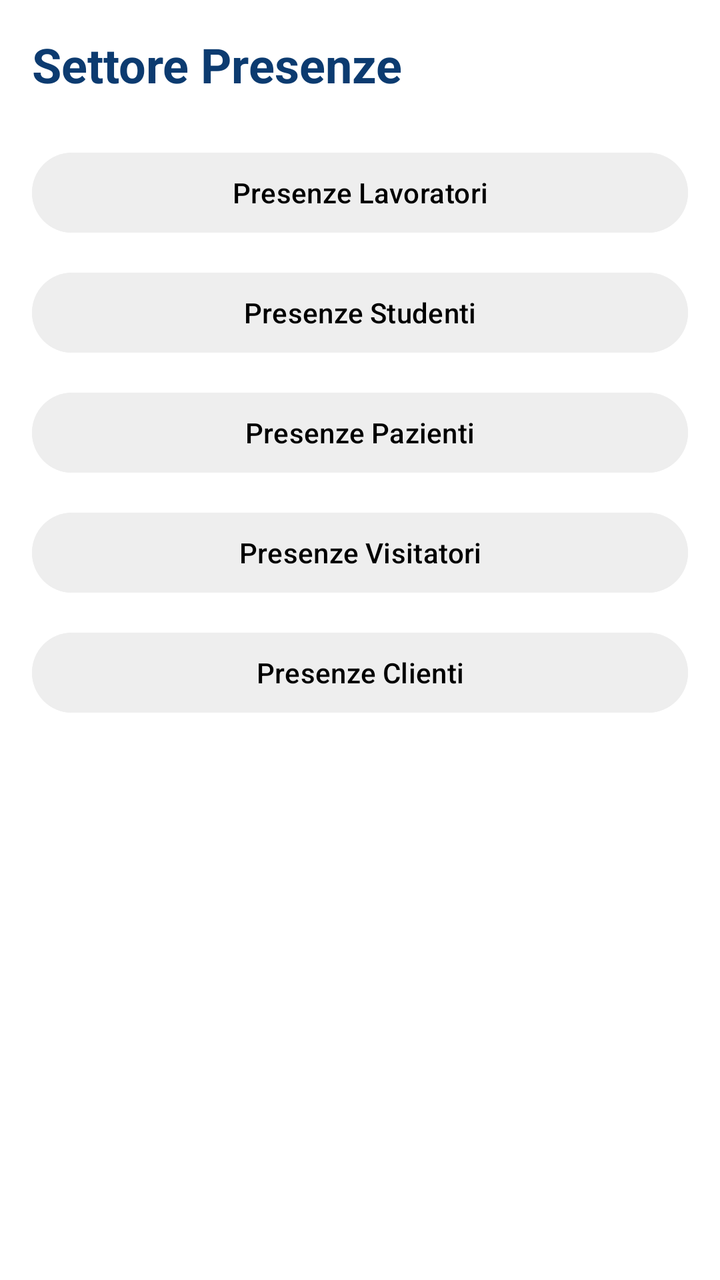
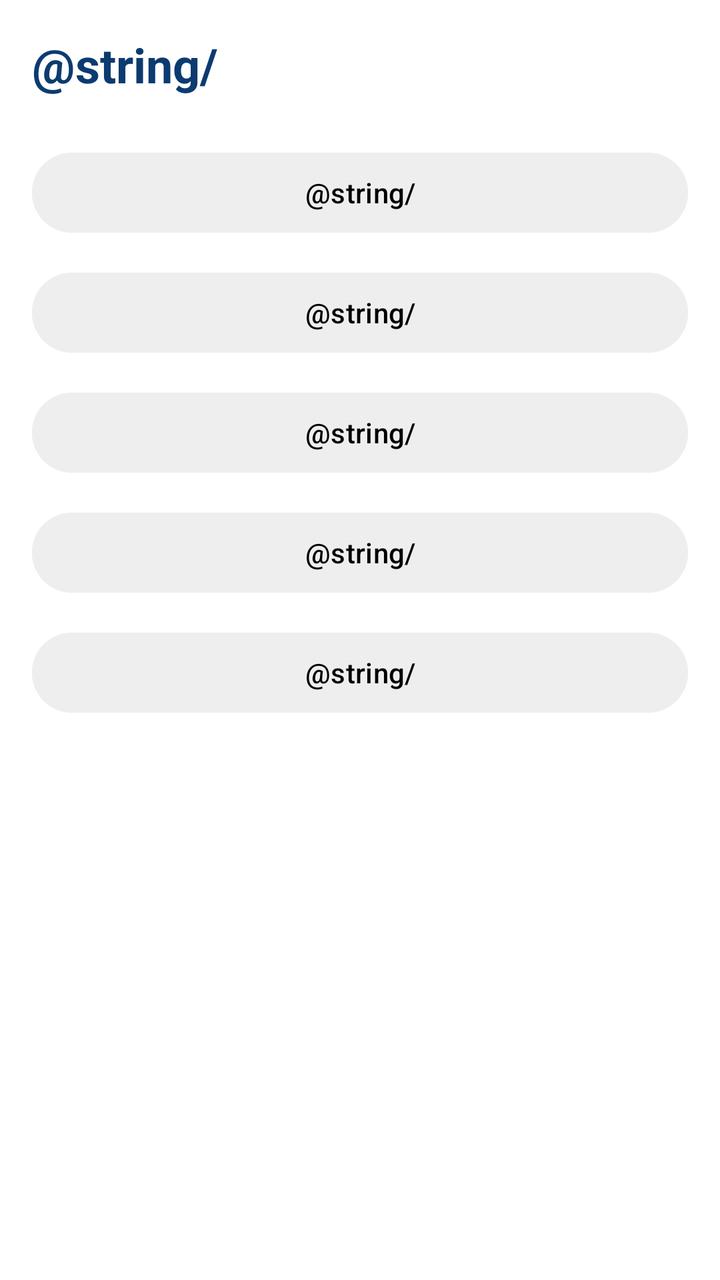

Screens rendered from an Android XML layout before and after an edit, with the pre-edit source and the edit as a unified diff.
<!-- AndroidManifest.xml: application theme Theme.CardApp -->
<!-- res/layout/activity_presence.xml -->
<?xml version="1.0" encoding="utf-8"?>
<ScrollView xmlns:android="http://schemas.android.com/apk/res/android"
    android:layout_width="match_parent"
    android:layout_height="match_parent"
    android:background="#FFFFFF">

    <LinearLayout
        android:layout_width="match_parent"
        android:layout_height="wrap_content"
        android:orientation="vertical"
        android:padding="16dp">

        <TextView
            android:id="@+id/titleText"
            android:layout_width="wrap_content"
            android:layout_height="wrap_content"
            android:text="@string/settore_presenze"
            android:textStyle="bold"
            android:textSize="24sp"
            android:textColor="#0C3B70"
            android:layout_marginBottom="24dp" />

        
        <Button
            android:id="@+id/buttonLavoratori"
            android:layout_width="match_parent"
            android:layout_height="wrap_content"
            android:text="@string/presenze_lavoratori"
            android:layout_marginBottom="12dp"
            android:backgroundTint="#EEEEEE"
            android:textColor="#000000" />

        <Button
            android:id="@+id/buttonStudenti"
            android:layout_width="match_parent"
            android:layout_height="wrap_content"
            android:text="@string/presenze_studenti"
            android:layout_marginBottom="12dp"
            android:backgroundTint="#EEEEEE"
            android:textColor="#000000" />

        <Button
            android:id="@+id/buttonPazienti"
            android:layout_width="match_parent"
            android:layout_height="wrap_content"
            android:text="@string/presenze_pazienti"
            android:layout_marginBottom="12dp"
            android:backgroundTint="#EEEEEE"
            android:textColor="#000000" />

        <Button
            android:id="@+id/buttonVisitatori"
            android:layout_width="match_parent"
            android:layout_height="wrap_content"
            android:text="@string/presenze_visitatori"
            android:layout_marginBottom="12dp"
            android:backgroundTint="#EEEEEE"
            android:textColor="#000000" />

        <Button
            android:id="@+id/buttonClienti"
            android:layout_width="match_parent"
            android:layout_height="wrap_content"
            android:text="@string/presenze_clienti"
            android:backgroundTint="#EEEEEE"
            android:textColor="#000000" />

    </LinearLayout>
</ScrollView>
<!-- resources referenced by this layout -->
<resources>
  <string name="presenze_clienti">Presenze Clienti</string>
  <string name="presenze_lavoratori">Presenze Lavoratori</string>
  <string name="presenze_pazienti">Presenze Pazienti</string>
  <string name="presenze_studenti">Presenze Studenti</string>
  <string name="presenze_visitatori">Presenze Visitatori</string>
  <string name="settore_presenze">Settore Presenze</string>
  <style name="Theme.CardApp" parent="Base.Theme.CardApp" />
  <style name="Base.Theme.CardApp" parent="Theme.Material3.DayNight.NoActionBar">
          
          
      </style>
</resources>

<!-- the commit's change to res/layout/activity_presence.xml (unified diff, before → after) -->
@@ -14,7 +14,7 @@
             android:id="@+id/titleText"
             android:layout_width="wrap_content"
             android:layout_height="wrap_content"
-            android:text="@string/settore_presenze"
+            android:text="@string/"
             android:textStyle="bold"
             android:textSize="24sp"
             android:textColor="#0C3B70"
@@ -25,7 +25,7 @@
             android:id="@+id/buttonLavoratori"
             android:layout_width="match_parent"
             android:layout_height="wrap_content"
-            android:text="@string/presenze_lavoratori"
+            android:text="@string/"
             android:layout_marginBottom="12dp"
             android:backgroundTint="#EEEEEE"
             android:textColor="#000000" />
@@ -34,7 +34,7 @@
             android:id="@+id/buttonStudenti"
             android:layout_width="match_parent"
             android:layout_height="wrap_content"
-            android:text="@string/presenze_studenti"
+            android:text="@string/"
             android:layout_marginBottom="12dp"
             android:backgroundTint="#EEEEEE"
             android:textColor="#000000" />
@@ -43,7 +43,7 @@
             android:id="@+id/buttonPazienti"
             android:layout_width="match_parent"
             android:layout_height="wrap_content"
-            android:text="@string/presenze_pazienti"
+            android:text="@string/"
             android:layout_marginBottom="12dp"
             android:backgroundTint="#EEEEEE"
             android:textColor="#000000" />
@@ -52,7 +52,7 @@
             android:id="@+id/buttonVisitatori"
             android:layout_width="match_parent"
             android:layout_height="wrap_content"
-            android:text="@string/presenze_visitatori"
+            android:text="@string/"
             android:layout_marginBottom="12dp"
             android:backgroundTint="#EEEEEE"
             android:textColor="#000000" />
@@ -61,7 +61,7 @@
             android:id="@+id/buttonClienti"
             android:layout_width="match_parent"
             android:layout_height="wrap_content"
-            android:text="@string/presenze_clienti"
+            android:text="@string/"
             android:backgroundTint="#EEEEEE"
             android:textColor="#000000" />
 
<!-- resource entries referenced after the edit -->
@@ -1,11 +1,5 @@
 <!-- resources referenced by this layout -->
 <resources>
-  <string name="presenze_clienti">Presenze Clienti</string>
-  <string name="presenze_lavoratori">Presenze Lavoratori</string>
-  <string name="presenze_pazienti">Presenze Pazienti</string>
-  <string name="presenze_studenti">Presenze Studenti</string>
-  <string name="presenze_visitatori">Presenze Visitatori</string>
-  <string name="settore_presenze">Settore Presenze</string>
   <style name="Theme.CardApp" parent="Base.Theme.CardApp" />
   <style name="Base.Theme.CardApp" parent="Theme.Material3.DayNight.NoActionBar">
           
